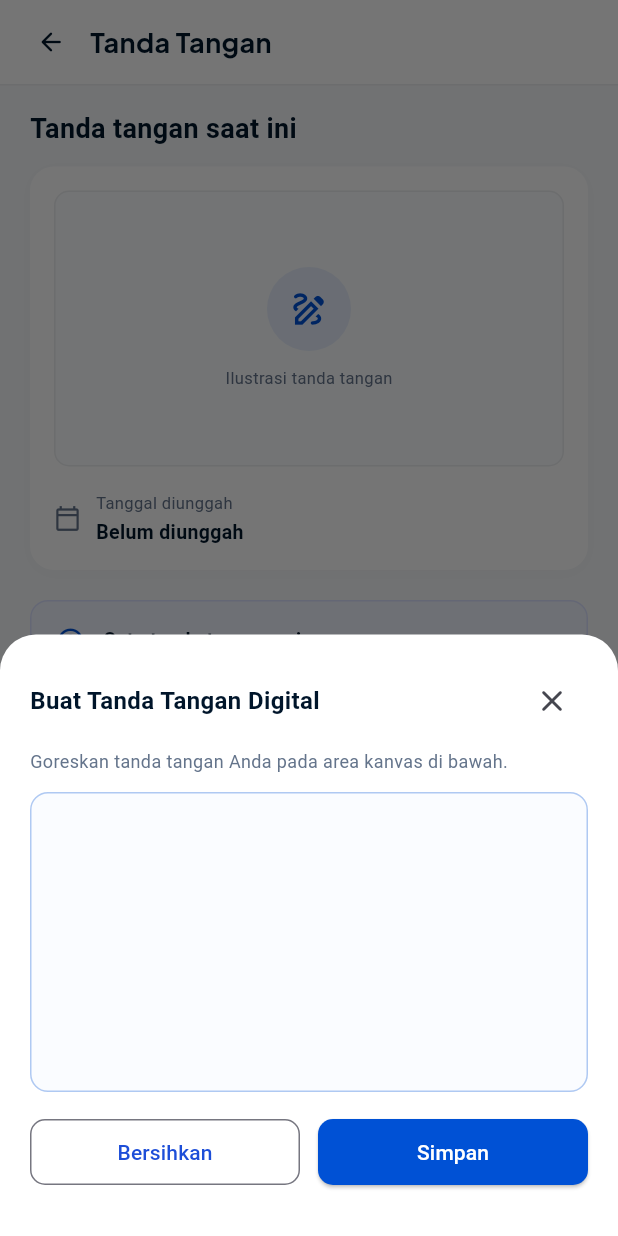
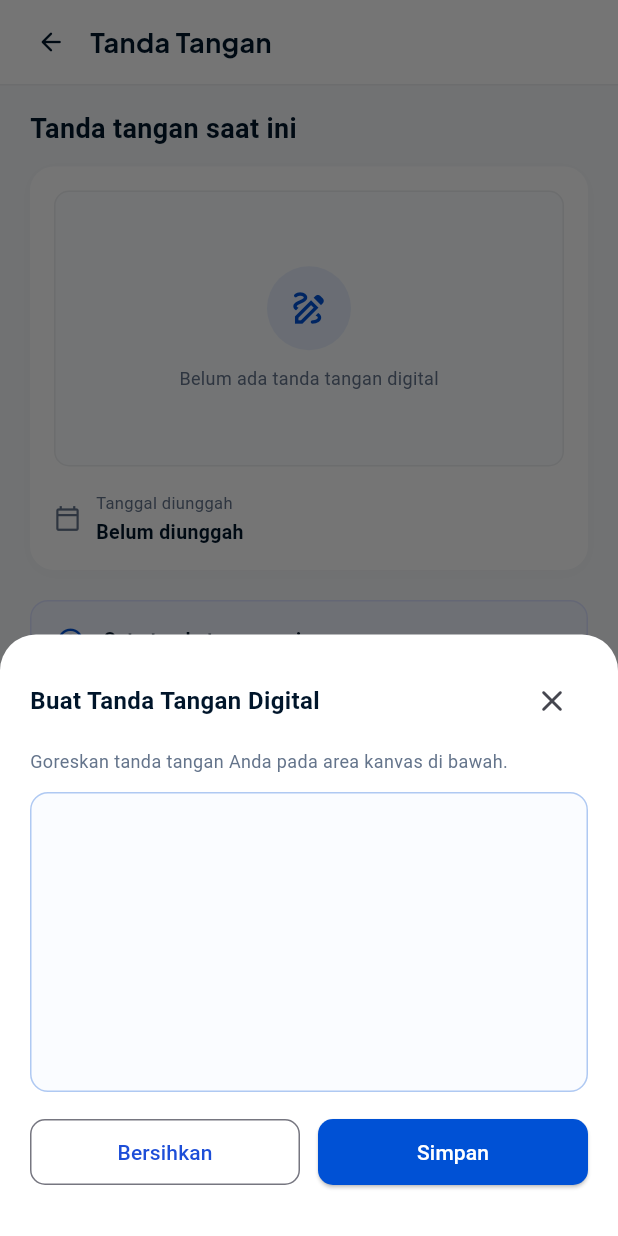
Before and after one commit to AgilePemdigi-2026/RTConnect, a Flutter app: the SignatureScreen screen opened directly, after a tap on "Perbarui Tanda Tangan", on a phone screen of 412 x 824 dp. Run offline on Flutter 3.47's test engine with Material 3 defaults, Android fonts, the phone set to English and light mode, and no system bars; our stand-ins replace dio, file_picker, flutter_riverpod, flutter_secure_storage, go_router, google_fonts; missing offline and left inert: syncfusion_flutter_pdfviewer; accounts and stored records are empty; network calls fail.

Commit message:
feat(signature): implement authenticated signature retrieval, dynamic canvas scaling, and instant preview

```diff
--- a/frontend/lib/core/network/api_endpoints.dart
+++ b/frontend/lib/core/network/api_endpoints.dart
@@ -6,6 +6,8 @@ class ApiEndpoints {
   static const String me = '/auth/me'; // API-003
   static const String updateProfile = '/auth/me'; // API-004
   static const String updateSignature = '/auth/signature'; // API-005
+  static const String getSignature = '/auth/signature'; // API-006
+  static String fileUrl(String path) => '/auth/files/$path'; // API-007
 
   // Letters
   static const String letterTypes = '/letters/types'; // API-004
--- a/frontend/lib/features/profile/data/profile_repository.dart
+++ b/frontend/lib/features/profile/data/profile_repository.dart
@@ -1,3 +1,4 @@
+import 'dart:typed_data';
 import 'package:dio/dio.dart';
 import '../../../core/network/api_client.dart';
 import '../../../core/network/api_endpoints.dart';
@@ -72,4 +73,24 @@ class ProfileRepository {
     final data = response.data!['data'] as Map<String, dynamic>;
     return data['tanda_tangan_digital']?.toString() ?? '';
   }
+
+  Future<Uint8List?> getSignatureBytes([String? customPath]) async {
+    try {
+      final endpoint = (customPath != null && customPath.isNotEmpty)
+          ? ApiEndpoints.fileUrl(customPath)
+          : ApiEndpoints.getSignature;
+      final response = await _apiClient.dio.get<List<int>>(
+        endpoint,
+        options: Options(
+          responseType: ResponseType.bytes,
+        ),
+      );
+      if (response.data != null && response.data!.isNotEmpty) {
+        return Uint8List.fromList(response.data!);
+      }
+      return null;
+    } catch (_) {
+      return null;
+    }
+  }
 }
--- a/frontend/lib/features/profile/presentation/profile_controller.dart
+++ b/frontend/lib/features/profile/presentation/profile_controller.dart
@@ -1,3 +1,4 @@
+import 'dart:typed_data';
 import 'package:flutter_riverpod/flutter_riverpod.dart';
 import '../../auth/presentation/auth_controller.dart';
 import '../data/profile_repository.dart';
@@ -8,24 +9,37 @@ final profileRepositoryProvider = Provider<ProfileRepository>((ref) {
 
 class ProfileState {
   final bool isLoading;
+  final bool isSignatureLoading;
   final String? errorMessage;
   final String? successMessage;
+  final Uint8List? signatureBytes;
+  final DateTime? signatureUpdatedAt;
 
   const ProfileState({
     this.isLoading = false,
+    this.isSignatureLoading = false,
     this.errorMessage,
     this.successMessage,
+    this.signatureBytes,
+    this.signatureUpdatedAt,
   });
 
   ProfileState copyWith({
     bool? isLoading,
+    bool? isSignatureLoading,
     String? errorMessage,
     String? successMessage,
+    Uint8List? signatureBytes,
+    DateTime? signatureUpdatedAt,
+    bool clearSignature = false,
   }) {
     return ProfileState(
       isLoading: isLoading ?? this.isLoading,
+      isSignatureLoading: isSignatureLoading ?? this.isSignatureLoading,
       errorMessage: errorMessage,
       successMessage: successMessage,
+      signatureBytes: clearSignature ? null : (signatureBytes ?? this.signatureBytes),
+      signatureUpdatedAt: signatureUpdatedAt ?? this.signatureUpdatedAt,
     );
   }
 }
@@ -41,6 +55,15 @@ class ProfileController extends StateNotifier<ProfileState> {
   final Ref _ref;
 
   ProfileController(this._repository, this._ref) : super(const ProfileState());
+
+  Future<void> loadSignature([String? customPath]) async {
+    state = state.copyWith(isSignatureLoading: true);
+    final bytes = await _repository.getSignatureBytes(customPath);
+    state = state.copyWith(
+      isSignatureLoading: false,
+      signatureBytes: bytes,
+    );
+  }
 
   Future<bool> updateProfile({
     required String namaLengkap,
@@ -92,6 +115,8 @@ class ProfileController extends StateNotifier<ProfileState> {
       }
       state = state.copyWith(
         isLoading: false,
+        signatureBytes: fileBytes != null ? Uint8List.fromList(fileBytes) : state.signatureBytes,
+        signatureUpdatedAt: DateTime.now(),
         successMessage: 'Tanda tangan digital berhasil diperbarui',
       );
       return true;
--- a/frontend/lib/features/profile/presentation/signature_screen.dart
+++ b/frontend/lib/features/profile/presentation/signature_screen.dart
@@ -3,7 +3,6 @@ import 'dart:ui' as ui;
 import 'package:flutter/material.dart';
 import 'package:flutter_riverpod/flutter_riverpod.dart';
 import 'package:go_router/go_router.dart';
-import '../../../core/constants/app_constants.dart';
 import '../../../core/router/route_names.dart';
 import '../../../core/theme/app_typography.dart';
 import '../../auth/presentation/auth_controller.dart';
@@ -19,11 +18,44 @@ class SignatureScreen extends ConsumerStatefulWidget {
 
 class _SignatureScreenState extends ConsumerState<SignatureScreen> {
   @override
+  void initState() {
+    super.initState();
+    WidgetsBinding.instance.addPostFrameCallback((_) {
+      ref.read(profileControllerProvider.notifier).loadSignature();
+    });
+  }
+
+  String _formatUploadDate(DateTime? updatedAt, bool hasSignature) {
+    if (updatedAt != null) {
+      const months = [
+        '',
+        'Januari',
+        'Februari',
+        'Maret',
+        'April',
+        'Mei',
+        'Juni',
+        'Juli',
+        'Agustus',
+        'September',
+        'Oktober',
+        'November',
+        'Desember'
+      ];
+      return '${updatedAt.day} ${months[updatedAt.month]} ${updatedAt.year}';
+    }
+    return hasSignature ? 'Aktif terverifikasi' : 'Belum diunggah';
+  }
+
+  @override
   Widget build(BuildContext context) {
     final authState = ref.watch(authControllerProvider);
+    final profileState = ref.watch(profileControllerProvider);
     final user = authState.user;
     final signatureUrl = user?.signatureUrl;
-    final hasSignature = signatureUrl != null && signatureUrl.isNotEmpty;
+    final hasSignature =
+        (signatureUrl != null && signatureUrl.isNotEmpty) ||
+        (profileState.signatureBytes != null && profileState.signatureBytes!.isNotEmpty);
 
     return Scaffold(
       backgroundColor: const Color(0xFFF7F9FB),
@@ -43,7 +75,9 @@ class _SignatureScreenState extends ConsumerState<SignatureScreen> {
               child: Row(
                 children: [
                   InkWell(
-                    onTap: () => Navigator.canPop(context) ? Navigator.pop(context) : context.go(RouteNames.profile),
+                    onTap: () => Navigator.canPop(context)
+                        ? Navigator.pop(context)
+                        : context.go(RouteNames.profile),
                     borderRadius: BorderRadius.circular(8.0),
                     child: Container(
                       width: 36,
@@ -112,42 +146,8 @@ class _SignatureScreenState extends ConsumerState<SignatureScreen> {
                       borderRadius: BorderRadius.circular(10.0),
                       border: Border.all(color: const Color(0xFFECEEF0)),
                     ),
-                    child: hasSignature
-                        ? Center(
-                            child: Padding(
-                              padding: const EdgeInsets.all(16.0),
-                              child: _buildSignatureImage(signatureUrl),
+                    child: _buildSignatureContent(profileState, hasSignature),
                   ),
-                          )
-                        : Column(
-                            mainAxisAlignment: MainAxisAlignment.center,
-                            children: [
-                              Container(
-                                width: 56,
-                                height: 56,
-                                decoration: BoxDecoration(
-                                  shape: BoxShape.circle,
-                                  color: const Color(0xFF0051D5).withValues(alpha: 0.08),
-                                ),
-                                child: const Icon(
-                                  Icons.draw_outlined,
-                                  size: 28,
-                                  color: Color(0xFF0051D5),
-                                ),
-                              ),
-                              const SizedBox(height: 10),
-                              const Text(
-                                'Ilustrasi tanda tangan',
-                                style: TextStyle(
-                                  fontSize: 11.0,
-                                  fontWeight: FontWeight.w400,
-                                  color: Color(0xFF64748B),
-                                ),
-                              ),
-                            ],
-                          ),
-                  ),
-
                   const SizedBox(height: 16),
 
                   // Tanggal Unggah
@@ -172,7 +172,10 @@ class _SignatureScreenState extends ConsumerState<SignatureScreen> {
                           ),
                           const SizedBox(height: 2),
                           Text(
-                            hasSignature ? '12 Oktober 2026' : 'Belum diunggah',
+                            _formatUploadDate(
+                              profileState.signatureUpdatedAt,
+                              hasSignature,
+                            ),
                             style: const TextStyle(
                               fontSize: 13.0,
                               fontWeight: FontWeight.w600,
@@ -270,34 +273,86 @@ class _SignatureScreenState extends ConsumerState<SignatureScreen> {
     );
   }
 
-  Widget _buildSignatureImage(String path) {
-    if (path.startsWith('http://') || path.startsWith('https://')) {
-      return Image.network(
-        path,
-        fit: BoxFit.contain,
-        errorBuilder: (ctx, err, stack) => _buildSignatureFallback(),
-      );
-    }
-    final fullUrl = '${AppConstants.defaultBaseUrl.replaceFirst(RegExp(r'/api/v1/?$'), '')}/uploads/$path';
-    return Image.network(
-      fullUrl,
-      fit: BoxFit.contain,
-      errorBuilder: (ctx, err, stack) => _buildSignatureFallback(),
+  Widget _buildSignatureContent(ProfileState profileState, bool hasSignature) {
+    if (profileState.isSignatureLoading) {
+      return const Center(
+        child: SizedBox(
+          width: 30,
+          height: 30,
+          child: CircularProgressIndicator(
+            strokeWidth: 2.5,
+            color: Color(0xFF0051D5),
+          ),
+        ),
       );
     }
 
-  Widget _buildSignatureFallback() {
+    if (profileState.signatureBytes != null && profileState.signatureBytes!.isNotEmpty) {
+      return Center(
+        child: Padding(
+          padding: const EdgeInsets.all(16.0),
+          child: Image.memory(
+            profileState.signatureBytes!,
+            fit: BoxFit.contain,
+          ),
+        ),
+      );
+    }
+
+    if (hasSignature) {
       return Column(
         mainAxisAlignment: MainAxisAlignment.center,
         children: [
-        CustomPaint(
-          size: const Size(220, 80),
-          painter: _SampleSignaturePainter(),
+          Container(
+            width: 48,
+            height: 48,
+            decoration: BoxDecoration(
+              shape: BoxShape.circle,
+              color: const Color(0xFF0051D5).withValues(alpha: 0.08),
+            ),
+            child: const Icon(
+              Icons.check_circle_outline_rounded,
+              size: 26,
+              color: Color(0xFF0051D5),
+            ),
           ),
           const SizedBox(height: 8),
           const Text(
-          'Tanda tangan digital aktif',
-          style: TextStyle(fontSize: 11.0, color: Color(0xFF64748B)),
+            'Tanda tangan digital tersimpan',
+            style: TextStyle(
+              fontSize: 12.0,
+              fontWeight: FontWeight.w600,
+              color: Color(0xFF00152A),
+            ),
+          ),
+        ],
+      );
+    }
+
+    return Column(
+      mainAxisAlignment: MainAxisAlignment.center,
+      children: [
+        Container(
+          width: 56,
+          height: 56,
+          decoration: BoxDecoration(
+            shape: BoxShape.circle,
+            color: const Color(0xFF0051D5).withValues(alpha: 0.08),
+          ),
+          child: const Icon(
+            Icons.draw_outlined,
+            size: 28,
+            color: Color(0xFF0051D5),
+          ),
+        ),
+        const SizedBox(height: 10),
+        const Text(
+          'Belum ada tanda tangan digital',
+          style: TextStyle(
+            fontSize: 12.0,
+            fontWeight: FontWeight.w400,
+            color: Color(0xFF64748B),
+          ),
         ),
       ],
     );
@@ -312,7 +367,9 @@ class _SignatureScreenState extends ConsumerState<SignatureScreen> {
       builder: (ctx) => _SignaturePadBottomSheet(
         onSignatureSaved: (bytes) async {
           Navigator.pop(ctx);
-          final success = await ref.read(profileControllerProvider.notifier).updateSignature(
+          final success = await ref
+              .read(profileControllerProvider.notifier)
+              .updateSignature(
                 fileBytes: bytes,
                 fileName: 'signature_${DateTime.now().millisecondsSinceEpoch}.png',
               );
@@ -338,28 +395,6 @@ class _SignatureScreenState extends ConsumerState<SignatureScreen> {
   }
 }
 
-class _SampleSignaturePainter extends CustomPainter {
-  @override
-  void paint(Canvas canvas, Size size) {
-    final paint = Paint()
-      ..color = const Color(0xFF00152A)
-      ..strokeWidth = 2.5
-      ..style = PaintingStyle.stroke
-      ..strokeCap = StrokeCap.round;
-
-    final path = Path();
-    path.moveTo(size.width * 0.15, size.height * 0.7);
-    path.quadraticBezierTo(size.width * 0.3, size.height * 0.1, size.width * 0.45, size.height * 0.6);
-    path.quadraticBezierTo(size.width * 0.6, size.height * 0.9, size.width * 0.75, size.height * 0.3);
-    path.lineTo(size.width * 0.85, size.height * 0.4);
-
-    canvas.drawPath(path, paint);
-  }
-
-  @override
-  bool shouldRepaint(covariant CustomPainter oldDelegate) => false;
-}
-
 class _SignaturePadBottomSheet extends StatefulWidget {
   final ValueChanged<Uint8List> onSignatureSaved;
 
@@ -371,28 +406,73 @@ class _SignaturePadBottomSheet extends StatefulWidget {
 
 class _SignaturePadBottomSheetState extends State<_SignaturePadBottomSheet> {
   final List<Offset?> _points = [];
+  bool _isSaving = false;
 
   Future<Uint8List?> _captureSignature() async {
-    if (_points.isEmpty) return null;
+    final validPoints = _points.whereType<Offset>().toList();
+    if (validPoints.isEmpty) return null;
+
+    // Find bounding box
+    double minX = validPoints.first.dx;
+    double maxX = validPoints.first.dx;
+    double minY = validPoints.first.dy;
+    double maxY = validPoints.first.dy;
+
+    for (final p in validPoints) {
+      if (p.dx < minX) minX = p.dx;
+      if (p.dx > maxX) maxX = p.dx;
+      if (p.dy < minY) minY = p.dy;
+      if (p.dy > maxY) maxY = p.dy;
+    }
+
+    const double padding = 24.0;
+    const double targetWidth = 400.0;
+    const double targetHeight = 200.0;
+
+    final double rawWidth = (maxX - minX).clamp(10.0, double.infinity);
+    final double rawHeight = (maxY - minY).clamp(10.0, double.infinity);
+
+    const double availableWidth = targetWidth - (padding * 2);
+    const double availableHeight = targetHeight - (padding * 2);
+
+    final double scaleX = availableWidth / rawWidth;
+    final double scaleY = availableHeight / rawHeight;
+    final double scale = (scaleX < scaleY ? scaleX : scaleY).clamp(0.01, 1.5);
+
+    final double scaledWidth = rawWidth * scale;
+    final double scaledHeight = rawHeight * scale;
+
+    final double offsetX = (targetWidth - scaledWidth) / 2 - (minX * scale);
+    final double offsetY = (targetHeight - scaledHeight) / 2 - (minY * scale);
+
     final recorder = ui.PictureRecorder();
-    final canvas = Canvas(recorder, const Rect.fromLTWH(0, 0, 400, 200));
+    final canvas = Canvas(recorder, const Rect.fromLTWH(0, 0, targetWidth, targetHeight));
 
+    // Transparent / clean white background
     final bgPaint = Paint()..color = Colors.white;
-    canvas.drawRect(const Rect.fromLTWH(0, 0, 400, 200), bgPaint);
+    canvas.drawRect(const Rect.fromLTWH(0, 0, targetWidth, targetHeight), bgPaint);
 
     final linePaint = Paint()
       ..color = const Color(0xFF00152A)
       ..strokeCap = StrokeCap.round
-      ..strokeWidth = 3.0;
+      ..strokeWidth = 3.5;
 
     for (int i = 0; i < _points.length - 1; i++) {
       if (_points[i] != null && _points[i + 1] != null) {
-        canvas.drawLine(_points[i]!, _points[i + 1]!, linePaint);
+        final p1 = Offset(
+          _points[i]!.dx * scale + offsetX,
+          _points[i]!.dy * scale + offsetY,
+        );
+        final p2 = Offset(
+          _points[i + 1]!.dx * scale + offsetX,
+          _points[i + 1]!.dy * scale + offsetY,
+        );
+        canvas.drawLine(p1, p2, linePaint);
       }
     }
 
     final picture = recorder.endRecording();
-    final img = await picture.toImage(400, 200);
+    final img = await picture.toImage(targetWidth.toInt(), targetHeight.toInt());
     final byteData = await img.toByteData(format: ui.ImageByteFormat.png);
     return byteData?.buffer.asUint8List();
   }
@@ -446,13 +526,10 @@ class _SignaturePadBottomSheetState extends State<_SignaturePadBottomSheet> {
                 child: GestureDetector(
                   onPanUpdate: (details) {
                     setState(() {
-                      final box = context.findRenderObject() as RenderBox?;
-                      if (box != null) {
                       _points.add(details.localPosition);
-                      }
                     });
                   },
-                  onPanEnd: (details) => _points.add(null),
+                  onPanEnd: (_) => setState(() => _points.add(null)),
                   child: CustomPaint(
                     painter: _DrawingPainter(_points),
                     size: Size.infinite,
@@ -465,7 +542,7 @@ class _SignaturePadBottomSheetState extends State<_SignaturePadBottomSheet> {
               children: [
                 Expanded(
                   child: OutlinedButton(
-                    onPressed: () => setState(() => _points.clear()),
+                    onPressed: _isSaving ? null : () => setState(() => _points.clear()),
                     style: OutlinedButton.styleFrom(
                       shape: RoundedRectangleBorder(
                         borderRadius: BorderRadius.circular(10.0),
@@ -478,16 +555,25 @@ class _SignaturePadBottomSheetState extends State<_SignaturePadBottomSheet> {
                 const SizedBox(width: 12),
                 Expanded(
                   child: ElevatedButton(
-                    onPressed: () async {
+                    onPressed: _isSaving
+                        ? null
+                        : () async {
+                            setState(() => _isSaving = true);
+                            try {
                               final bytes = await _captureSignature();
                               if (bytes != null) {
                                 widget.onSignatureSaved(bytes);
                               } else {
                                 if (context.mounted) {
                                   ScaffoldMessenger.of(context).showSnackBar(
-                            const SnackBar(content: Text('Kanvas tanda tangan masih kosong')),
+                                    const SnackBar(
+                                      content: Text('Kanvas tanda tangan masih kosong'),
+                                    ),
                                   );
                                 }
+                              }
+                            } finally {
+                              if (mounted) setState(() => _isSaving = false);
                             }
                           },
                     style: ElevatedButton.styleFrom(
@@ -497,7 +583,16 @@ class _SignaturePadBottomSheetState extends State<_SignaturePadBottomSheet> {
                       ),
                       padding: const EdgeInsets.symmetric(vertical: 12.0),
                     ),
-                    child: const Text('Simpan', style: TextStyle(color: Colors.white)),
+                    child: _isSaving
+                        ? const SizedBox(
+                            width: 18,
+                            height: 18,
+                            child: CircularProgressIndicator(
+                              strokeWidth: 2,
+                              color: Colors.white,
+                            ),
+                          )
+                        : const Text('Simpan', style: TextStyle(color: Colors.white)),
                   ),
                 ),
               ],
```
Also changed, not shown: 3 other files. Lines whose indentation alone changed are shown as unchanged.
